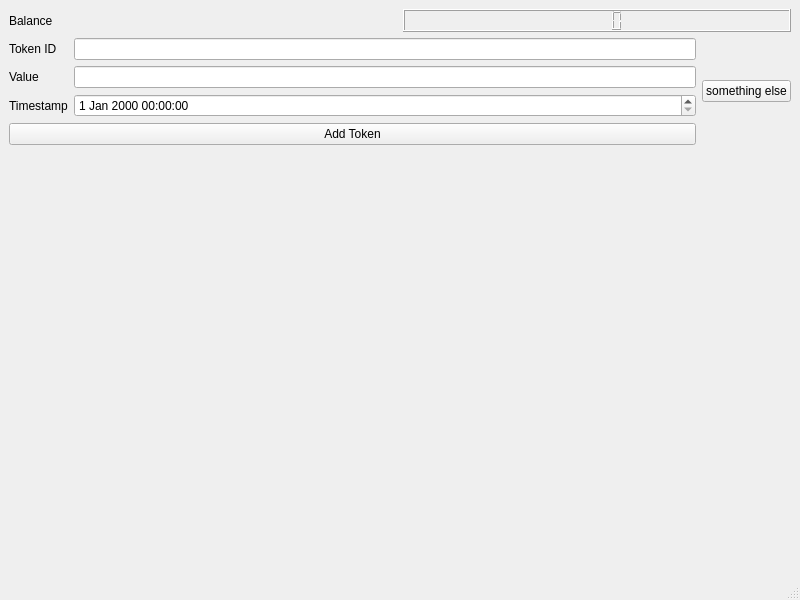
First picture: the form in mainwindow.ui, repository neosam/qupay, before the edit.
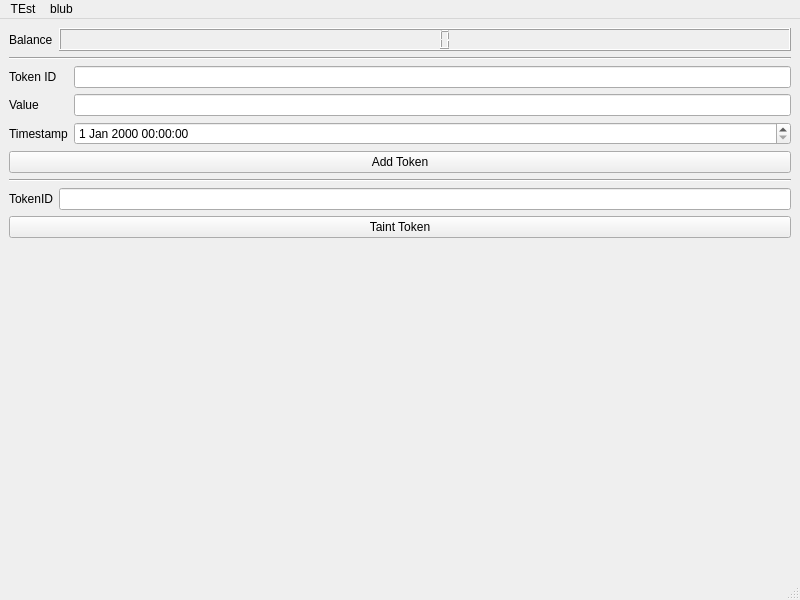
Second picture: the form after the edit.

Commit message: Can add and taint token using the ui

```diff
--- a/mainwindow.ui
+++ b/mainwindow.ui
@@ -25,10 +25,24 @@
        </widget>
       </item>
       <item>
-       <widget class="QLCDNumber" name="balanceDisplay"/>
+       <widget class="QLCDNumber" name="balanceDisplay">
+        <property name="sizePolicy">
+         <sizepolicy hsizetype="Expanding" vsizetype="Fixed">
+          <horstretch>0</horstretch>
+          <verstretch>0</verstretch>
+         </sizepolicy>
+        </property>
+       </widget>
       </item>
      </layout>
     </item>
+    <item>
+     <widget class="Line" name="line">
+      <property name="orientation">
+       <enum>Qt::Horizontal</enum>
+      </property>
+     </widget>
+    </item>
     <item>
      <layout class="QHBoxLayout" name="horizontalLayout_2">
       <item>
@@ -76,15 +90,39 @@
         </item>
        </layout>
       </item>
-      <item>
-       <widget class="QPushButton" name="pushButton">
+     </layout>
+    </item>
+    <item>
+     <widget class="Line" name="line_2">
+      <property name="orientation">
+       <enum>Qt::Horizontal</enum>
+      </property>
+     </widget>
+    </item>
+    <item>
+     <layout class="QFormLayout" name="formLayout_2">
+      <property name="sizeConstraint">
+       <enum>QLayout::SetDefaultConstraint</enum>
+      </property>
+      <item row="0" column="0">
+       <widget class="QLabel" name="label_5">
         <property name="text">
-         <string>something else</string>
+         <string>TokenID</string>
         </property>
        </widget>
       </item>
+      <item row="0" column="1">
+       <widget class="QLineEdit" name="taintTokenIdField"/>
+      </item>
      </layout>
     </item>
+    <item>
+     <widget class="QPushButton" name="taintTokenButton">
+      <property name="text">
+       <string>Taint Token</string>
+      </property>
+     </widget>
+    </item>
     <item>
      <spacer name="verticalSpacer">
       <property name="orientation">
@@ -109,6 +147,22 @@
      <height>25</height>
     </rect>
    </property>
+   <widget class="QMenu" name="menuTEst">
+    <property name="title">
+     <string>TEst</string>
+    </property>
+    <addaction name="actionBla"/>
+   </widget>
+   <widget class="QMenu" name="menuBlub">
+    <property name="title">
+     <string>blub</string>
+    </property>
+    <addaction name="actionFoo"/>
+    <addaction name="separator"/>
+    <addaction name="actionBar"/>
+   </widget>
+   <addaction name="menuTEst"/>
+   <addaction name="menuBlub"/>
   </widget>
   <widget class="QStatusBar" name="statusbar"/>
  </widget>
```
Left out of the diff: 32 changed lines with no effect on the pictures. The commit also changes 5 other files.
